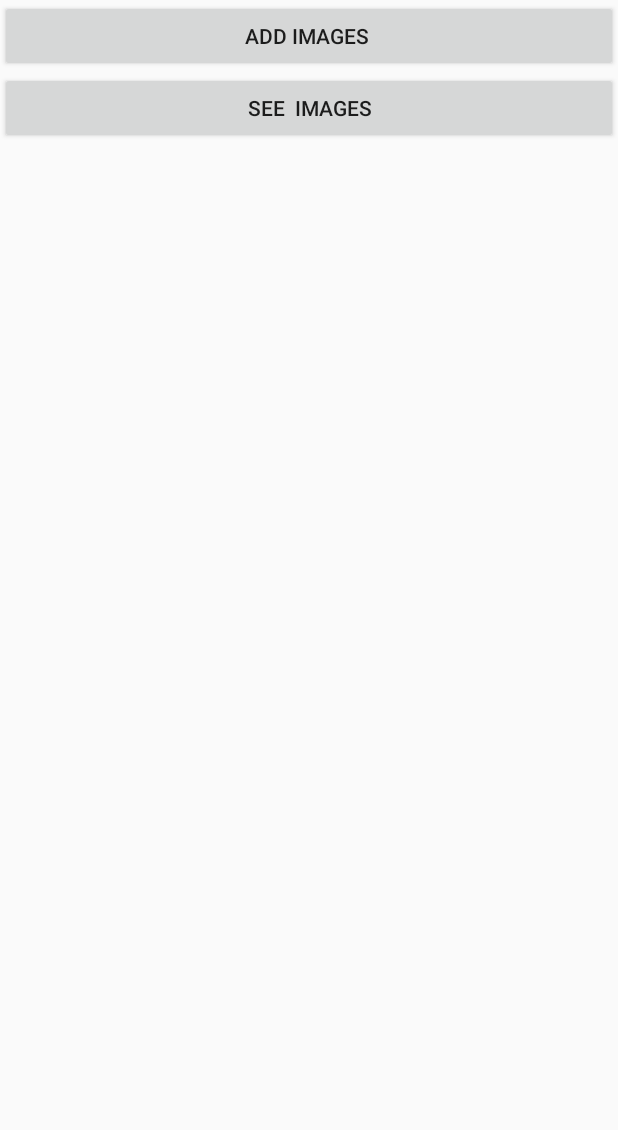
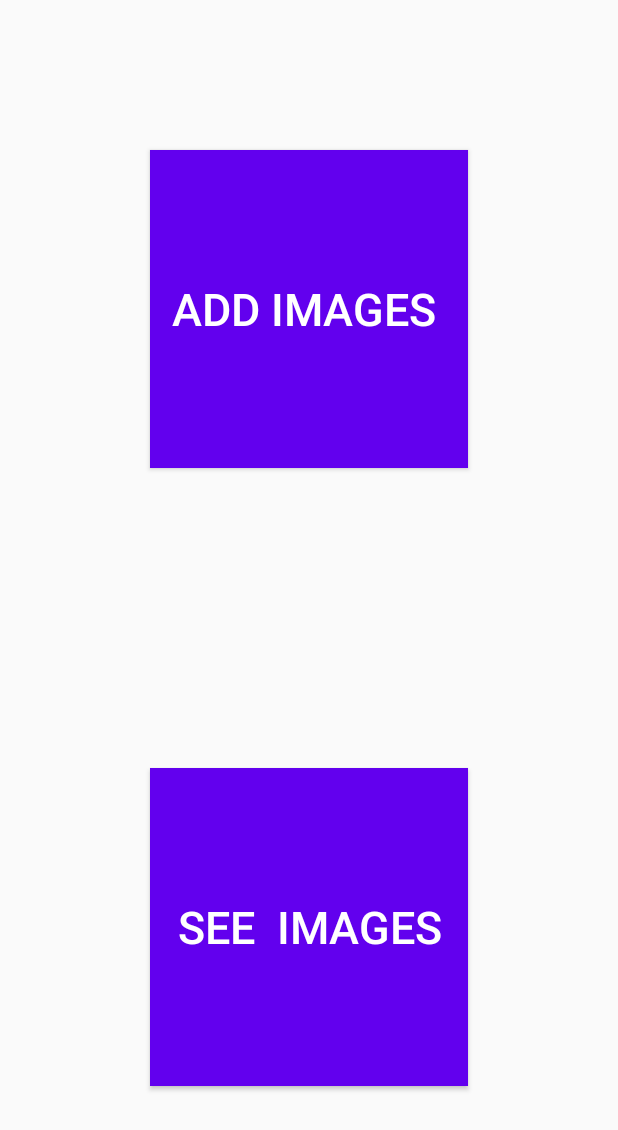
Before and after one commit to ShafiUllahNiazi/Furniture-Design-App, an Android app: the Add_Delete_Items screen opened directly, with no data from a screen before it, on a phone screen of 412 x 824 dp. Shown: the top 1130 px of the screen. Run offline under Robolectric (Android 15) with nearby library versions, the phone set to English and light mode, and no system bars; Roboto replaces fonts that are not available here.

```diff
--- a/FirebaseDemo/app/src/main/res/layout/activity_add__delete__items.xml
+++ b/FirebaseDemo/app/src/main/res/layout/activity_add__delete__items.xml
@@ -11,11 +11,23 @@
         android:id="@+id/addImgs"
         android:layout_width="match_parent"
         android:layout_height="wrap_content"
-        android:text="Add Images " />
+        android:layout_margin="100dp"
+        android:layout_marginTop="100dp"
+        android:layout_weight="1"
+        android:background="@color/colorPrimary"
+        android:text="Add Images "
+        android:textColor="@android:color/white"
+        android:textSize="30sp" />
 
     <Button
         android:id="@+id/seeImgs"
         android:layout_width="match_parent"
         android:layout_height="wrap_content"
-        android:text="See  Images" />
+        android:layout_margin="100dp"
+        android:layout_marginTop="100dp"
+        android:layout_weight="1"
+        android:background="@color/colorPrimary"
+        android:text="See  Images"
+        android:textColor="@android:color/white"
+        android:textSize="30sp" />
 </LinearLayout>
```
